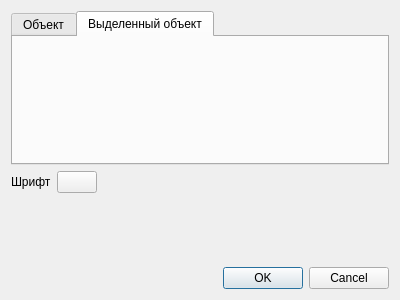
Before: the Qt Designer form gui/settingsdialog.ui in kazachkovaanna/ootech, drawn with Qt 5.
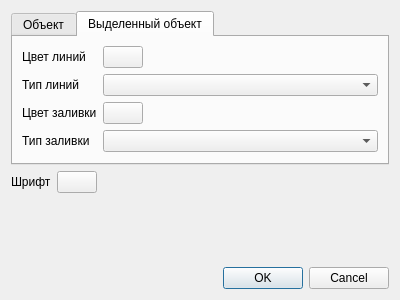
After: the same form once the commit is applied. The open tabs and pages were chosen to show the change. Icons and pictures are not drawn.

The edit to the form file:
```diff
--- a/gui/settingsdialog.ui
+++ b/gui/settingsdialog.ui
@@ -119,6 +119,98 @@
       <attribute name="title">
        <string>Выделенный объект</string>
       </attribute>
+      <layout class="QFormLayout" name="formLayout_3">
+       <item row="0" column="0">
+        <widget class="QLabel" name="label_6">
+         <property name="text">
+          <string>Цвет линий</string>
+         </property>
+        </widget>
+       </item>
+       <item row="1" column="0">
+        <widget class="QLabel" name="label_7">
+         <property name="text">
+          <string>Тип линий</string>
+         </property>
+        </widget>
+       </item>
+       <item row="2" column="0">
+        <widget class="QLabel" name="label_8">
+         <property name="text">
+          <string>Цвет заливки</string>
+         </property>
+        </widget>
+       </item>
+       <item row="3" column="0">
+        <widget class="QLabel" name="label_9">
+         <property name="text">
+          <string>Тип заливки</string>
+         </property>
+        </widget>
+       </item>
+       <item row="1" column="1">
+        <widget class="QComboBox" name="selectedPenStyle"/>
+       </item>
+       <item row="3" column="1">
+        <widget class="QComboBox" name="selectedBrushStyle"/>
+       </item>
+       <item row="0" column="1">
+        <layout class="QHBoxLayout" name="horizontalLayout_4">
+         <item>
+          <widget class="QPushButton" name="selectedPenColor">
+           <property name="text">
+            <string/>
+           </property>
+           <property name="icon">
+            <iconset resource="res.qrc">
+             <normaloff>:/pictures/paint-board-and-brush.png</normaloff>:/pictures/paint-board-and-brush.png</iconset>
+           </property>
+          </widget>
+         </item>
+         <item>
+          <spacer name="horizontalSpacer_4">
+           <property name="orientation">
+            <enum>Qt::Horizontal</enum>
+           </property>
+           <property name="sizeHint" stdset="0">
+            <size>
+             <width>40</width>
+             <height>20</height>
+            </size>
+           </property>
+          </spacer>
+         </item>
+        </layout>
+       </item>
+       <item row="2" column="1">
+        <layout class="QHBoxLayout" name="horizontalLayout_5">
+         <item>
+          <widget class="QPushButton" name="selectedBrushColor">
+           <property name="text">
+            <string/>
+           </property>
+           <property name="icon">
+            <iconset resource="res.qrc">
+             <normaloff>:/pictures/paint-board-and-brush.png</normaloff>:/pictures/paint-board-and-brush.png</iconset>
+           </property>
+          </widget>
+         </item>
+         <item>
+          <spacer name="horizontalSpacer_5">
+           <property name="orientation">
+            <enum>Qt::Horizontal</enum>
+           </property>
+           <property name="sizeHint" stdset="0">
+            <size>
+             <width>40</width>
+             <height>20</height>
+            </size>
+           </property>
+          </spacer>
+         </item>
+        </layout>
+       </item>
+      </layout>
      </widget>
     </widget>
    </item>
```
Left out of the diff: 20 changed lines with no effect on the pictures.
